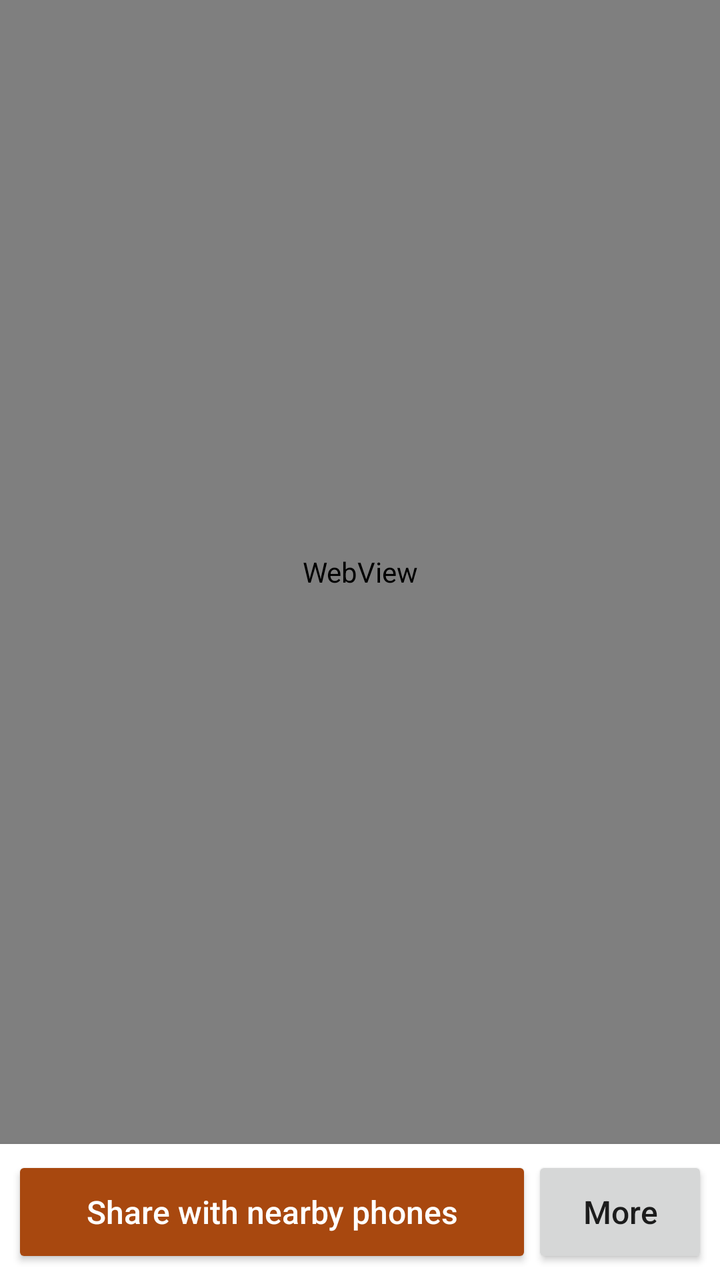
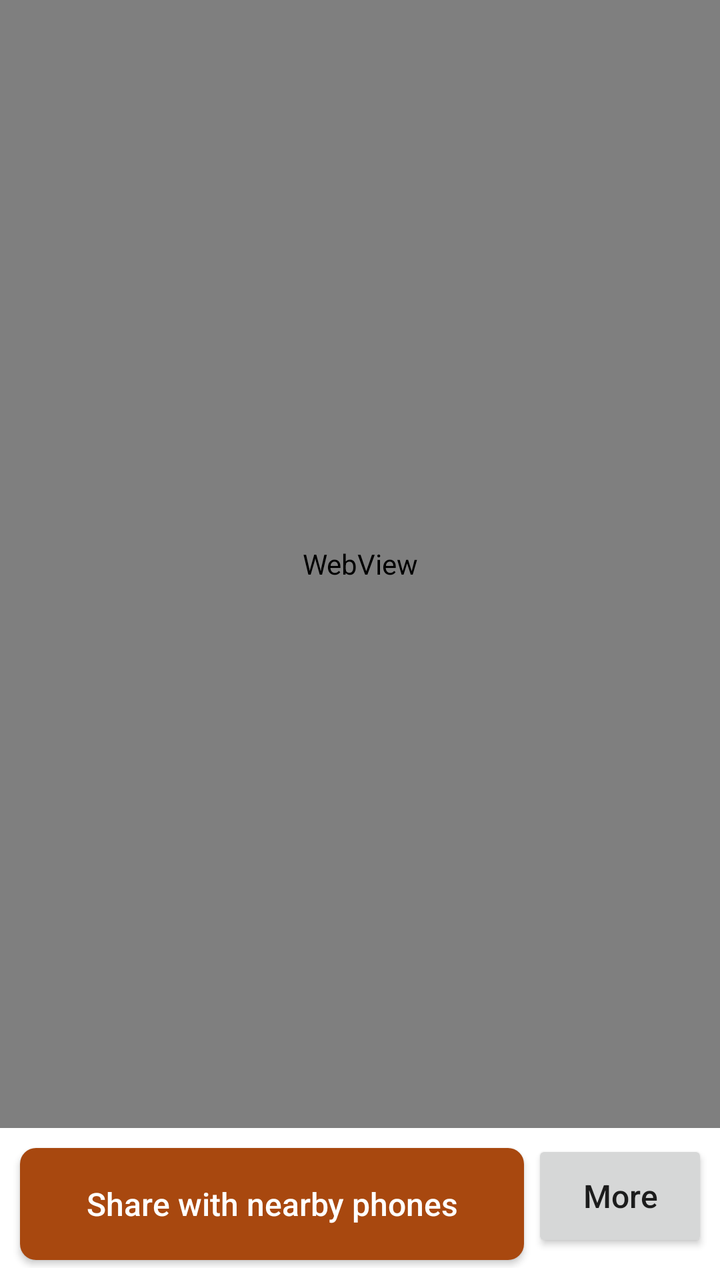

Before-and-after screenshots of an Android layout around one commit, followed by the original layout XML and the change that was made.
<!-- AndroidManifest.xml: application theme AppTheme -->
<!-- res/layout/main.xml -->
<?xml version="1.0" encoding="utf-8"?>
<LinearLayout xmlns:android="http://schemas.android.com/apk/res/android"
    android:layout_width="match_parent"
    android:layout_height="match_parent"
    android:fitsSystemWindows="true"
    android:orientation="vertical">

    <WebView
        android:id="@+id/web"
        android:layout_width="match_parent"
        android:layout_height="0dp"
        android:layout_weight="1" />

    <TextView
        android:id="@+id/status"
        android:layout_width="match_parent"
        android:layout_height="wrap_content"
        android:background="#FFF3CD"
        android:lineSpacingMultiplier="1.3"
        android:padding="12dp"
        android:textColor="#1D1B16"
        android:textIsSelectable="true"
        android:textSize="16sp"
        android:visibility="gone" />

    <LinearLayout
        android:layout_width="match_parent"
        android:layout_height="wrap_content"
        android:background="#FFFFFF"
        android:elevation="6dp"
        android:orientation="horizontal"
        android:padding="6dp">

        <Button
            android:id="@+id/share"
            android:layout_width="0dp"
            android:layout_height="wrap_content"
            android:layout_weight="1"
            android:backgroundTint="#A8480F"
            android:minHeight="56dp"
            android:text="@string/share"
            android:textAllCaps="false"
            android:textColor="#FFFFFF"
            android:textSize="16sp" />

        <Button
            android:id="@+id/more"
            android:layout_width="wrap_content"
            android:layout_height="wrap_content"
            android:minHeight="56dp"
            android:text="@string/menu"
            android:textAllCaps="false"
            android:textSize="16sp" />
    </LinearLayout>
</LinearLayout>
<!-- resources referenced by this layout -->
<resources>
  <string name="menu">More</string>
  <string name="share">Share with nearby phones</string>
  <style name="AppTheme" parent="android:Theme.Material.Light.NoActionBar">
          <item name="android:colorPrimary">#A8480F</item>
          <item name="android:colorPrimaryDark">#7E350B</item>
          <item name="android:colorAccent">#A8480F</item>
          <item name="android:windowBackground">#FAF8F3</item>
      </style>
</resources>

<!-- the commit's change to res/layout/main.xml (unified diff, before → after) -->
@@ -27,7 +27,6 @@
         android:layout_width="match_parent"
         android:layout_height="wrap_content"
         android:background="#FFFFFF"
-        android:elevation="6dp"
         android:orientation="horizontal"
         android:padding="6dp">
 
@@ -36,7 +35,8 @@
             android:layout_width="0dp"
             android:layout_height="wrap_content"
             android:layout_weight="1"
-            android:backgroundTint="#A8480F"
+            android:background="@drawable/btn_share"
+            android:layout_margin="4dp"
             android:minHeight="56dp"
             android:text="@string/share"
             android:textAllCaps="false"
<!-- resource entries referenced after the edit -->
@@ -1,12 +1,17 @@
 <!-- resources referenced by this layout -->
 <resources>
+  <!-- drawable btn_share (drawable) -->
+  <?xml version="1.0" encoding="utf-8"?>
+  <selector xmlns:android="http://schemas.android.com/apk/res/android">
+      <item android:state_enabled="false"><shape><solid android:color="#C9B8AC" /><corners android:radius="8dp" /></shape></item>
+      <item android:state_pressed="true"><shape><solid android:color="#7E350B" /><corners android:radius="8dp" /></shape></item>
+      <item><shape><solid android:color="#A8480F" /><corners android:radius="8dp" /></shape></item>
+  </selector>
   <string name="menu">More</string>
   <string name="share">Share with nearby phones</string>
-  <style name="AppTheme" parent="android:Theme.Material.Light.NoActionBar">
-          <item name="android:colorPrimary">#A8480F</item>
-          <item name="android:colorPrimaryDark">#7E350B</item>
-          <item name="android:colorAccent">#A8480F</item>
-          <item name="android:windowBackground">#FAF8F3</item>
+  <style name="AppTheme" parent="android:Theme.Holo.Light.NoActionBar">
+          <item name="android:windowBackground">@color/page_bg</item>
       </style>
+  <color name="page_bg">#FAF8F3</color>
 </resources>
 
